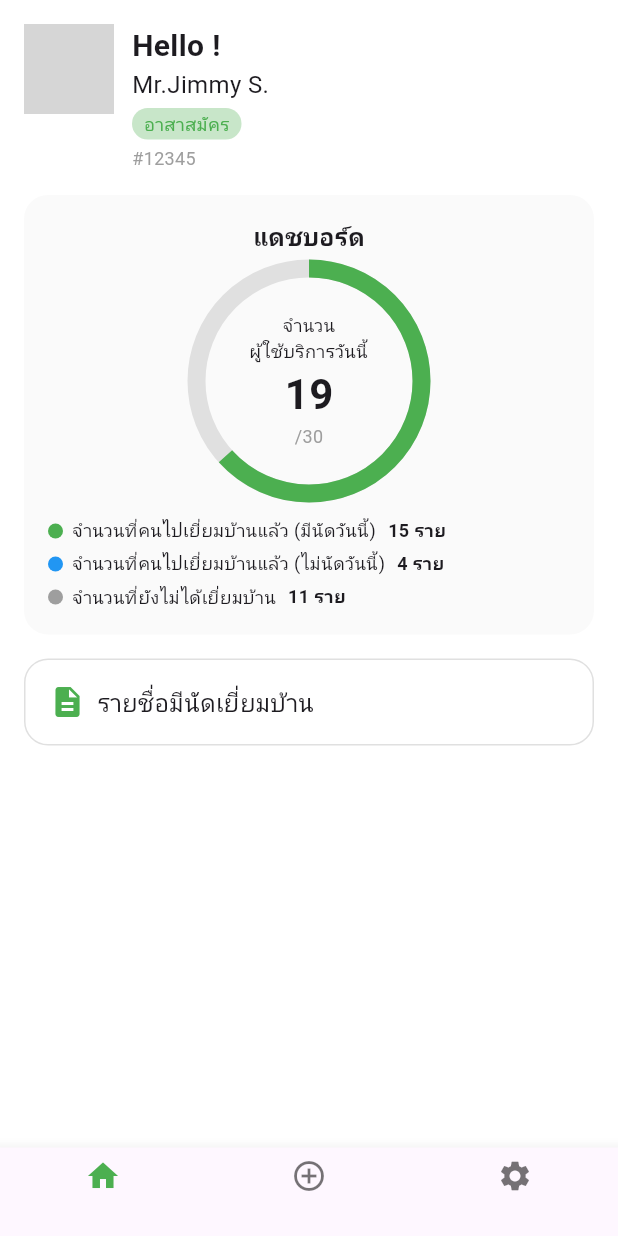
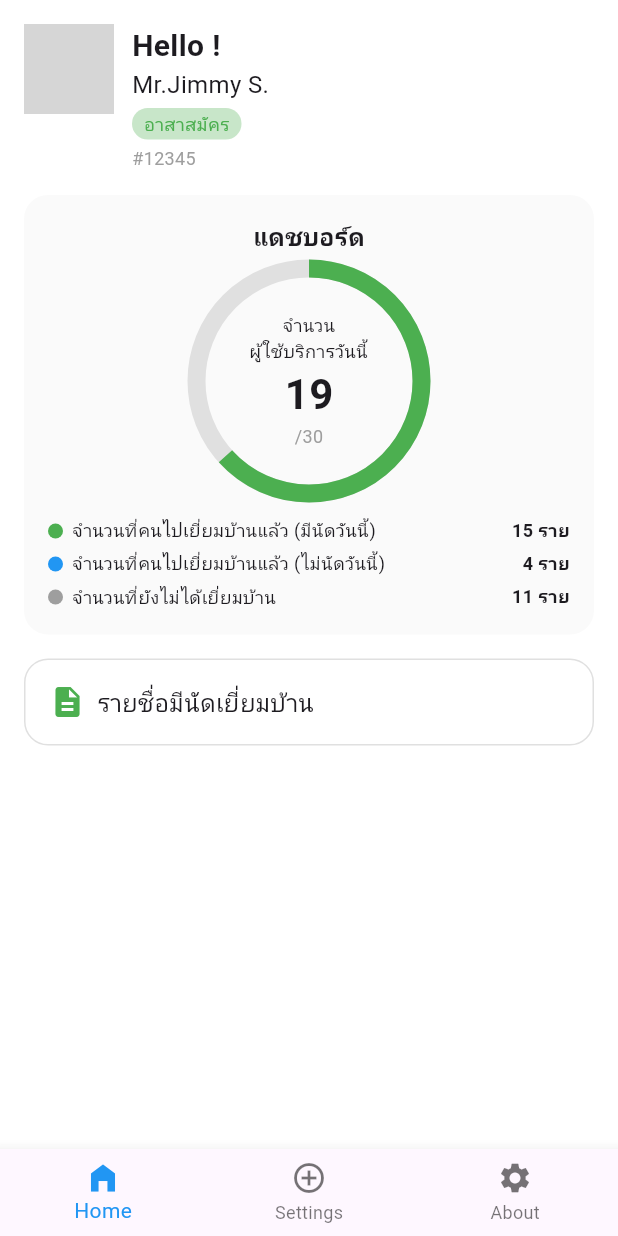
Before and after one commit to KookKookKool/smarttelemed-v4, a Flutter app: the DashboardScreen screen opened by its route, on a phone screen of 412 x 824 dp. Run offline on Flutter 3.47's test engine with Material 3 defaults, Android fonts, the phone set to English and light mode, and no system bars; grey boxes are pictures that could not be loaded.

Commit message:
Feat: manubar ,idcard_loader, profile_screen, dashboard_screen update comment loading idcard_loader

```diff
--- a/lib/core/idcard/idcard_loader.dart
+++ b/lib/core/idcard/idcard_loader.dart
@@ -46,7 +46,7 @@ class _IdCardLoaderState extends State<IdCardLoader> {
 
             // ข้อความ
             const Text(
-              'กรุณาเสียบบัตรประชาชน\nเพื่อเข้าสู่ระบบ อสม.',
+              'กำลังอ่านบัตรประชาชน',
               textAlign: TextAlign.center,
               style: TextStyle(
                 fontSize: 20,
--- a/lib/core/vhv/dashboard_screen.dart
+++ b/lib/core/vhv/dashboard_screen.dart
@@ -1,4 +1,5 @@
 import 'package:flutter/material.dart';
+import 'package:smarttelemed_v4/widget/manubar.dart';
 
 class DashboardScreen extends StatelessWidget {
   const DashboardScreen({Key? key}) : super(key: key);
@@ -7,6 +8,22 @@ class DashboardScreen extends StatelessWidget {
   Widget build(BuildContext context) {
     return Scaffold(
       backgroundColor: Colors.white,
+
+      // ✅ วาง Bottom NavigationBar ไว้ตรง property ของ Scaffold
+      bottomNavigationBar: Manubar(
+        currentIndex: 0,
+        onTap: (index) {
+          // ตัวอย่างการนำทาง
+          if (index == 0) {
+            // หน้าเดิม
+          } else if (index == 1) {
+            Navigator.pushNamed(context, '/settings');
+          } else if (index == 2) {
+            Navigator.pushNamed(context, '/about');
+          }
+        },
+      ),
+
       body: SafeArea(
         child: Column(
           children: [
@@ -16,13 +33,11 @@ class DashboardScreen extends StatelessWidget {
               child: Row(
                 crossAxisAlignment: CrossAxisAlignment.start,
                 children: [
-                  // รูปโปรไฟล์
-                  CircleAvatar(
+                  const CircleAvatar(
                     radius: 30,
                     backgroundImage: AssetImage('assets/profile.jpg'),
                   ),
                   const SizedBox(width: 12),
-                  // ข้อความ
                   Column(
                     crossAxisAlignment: CrossAxisAlignment.start,
                     children: [
@@ -82,7 +97,7 @@ class DashboardScreen extends StatelessWidget {
                           value: 19 / 30,
                           strokeWidth: 12,
                           backgroundColor: Colors.grey.shade300,
-                          valueColor: AlwaysStoppedAnimation(Colors.green),
+                          valueColor: const AlwaysStoppedAnimation(Colors.green),
                         ),
                         Center(
                           child: Column(
@@ -109,26 +124,23 @@ class DashboardScreen extends StatelessWidget {
                   ),
                   const SizedBox(height: 16),
 
-                  // รายละเอียดตัวเลข
-                  Row(
-                    mainAxisAlignment: MainAxisAlignment.spaceBetween,
-                    children: const [
-                      _LegendItem(color: Colors.green, text: "จำนวนที่คนไปเยี่ยมบ้านแล้ว (มีนัดวันนี้)", value: "15 ราย"),
-                    ],
+                  // ✅ Legend ไม่ต้องห่อ Row ชั้นนอกอีกแล้ว
+                  const _LegendItem(
+                    color: Colors.green,
+                    text: "จำนวนที่คนไปเยี่ยมบ้านแล้ว (มีนัดวันนี้)",
+                    value: "15 ราย",
                   ),
                   const SizedBox(height: 4),
-                  Row(
-                    mainAxisAlignment: MainAxisAlignment.spaceBetween,
-                    children: const [
-                      _LegendItem(color: Colors.blue, text: "จำนวนที่คนไปเยี่ยมบ้านแล้ว (ไม่นัดวันนี้)", value: "4 ราย"),
-                    ],
+                  const _LegendItem(
+                    color: Colors.blue,
+                    text: "จำนวนที่คนไปเยี่ยมบ้านแล้ว (ไม่นัดวันนี้)",
+                    value: "4 ราย",
                   ),
                   const SizedBox(height: 4),
-                  Row(
-                    mainAxisAlignment: MainAxisAlignment.spaceBetween,
-                    children: const [
-                      _LegendItem(color: Colors.grey, text: "จำนวนที่ยังไม่ได้เยี่ยมบ้าน", value: "11 ราย"),
-                    ],
+                  const _LegendItem(
+                    color: Colors.grey,
+                    text: "จำนวนที่ยังไม่ได้เยี่ยมบ้าน",
+                    value: "11 ราย",
                   ),
                 ],
               ),
@@ -137,7 +149,9 @@ class DashboardScreen extends StatelessWidget {
             const SizedBox(height: 16),
 
             // ปุ่ม รายชื่อ
-            Container(
+            GestureDetector(
+              onTap: () => Navigator.pushNamed(context, '/profile'),
+              child: Container(
                 margin: const EdgeInsets.symmetric(horizontal: 16),
                 padding: const EdgeInsets.all(16),
                 decoration: BoxDecoration(
@@ -155,28 +169,9 @@ class DashboardScreen extends StatelessWidget {
                   ],
                 ),
               ),
+            ),
 
-            const Spacer(),
-
-            // Bottom Navigation
-            BottomNavigationBar(
-              currentIndex: 0,
-              selectedItemColor: Colors.green,
-              items: const [
-                BottomNavigationBarItem(
-                  icon: Icon(Icons.home),
-                  label: '',
-                ),
-                BottomNavigationBarItem(
-                  icon: Icon(Icons.add_circle_outline),
-                  label: '',
-                ),
-                BottomNavigationBarItem(
-                  icon: Icon(Icons.settings),
-                  label: '',
-                ),
-              ],
-            ),
+            const SizedBox(height: 12),
           ],
         ),
       ),
@@ -184,7 +179,7 @@ class DashboardScreen extends StatelessWidget {
   }
 }
 
-// Widget สำหรับแสดง legend
+// ✅ Legend ใหม่ จัด layout ให้ชิดซ้าย-ขวาและกันข้อความล้น
 class _LegendItem extends StatelessWidget {
   final Color color;
   final String text;
@@ -200,6 +195,11 @@ class _LegendItem extends StatelessWidget {
   @override
   Widget build(BuildContext context) {
     return Row(
+      mainAxisAlignment: MainAxisAlignment.spaceBetween,
+      children: [
+        // จุด + ข้อความ (ห่อด้วย Expanded กันล้น)
+        Expanded(
+          child: Row(
             children: [
               Container(
                 width: 10,
@@ -207,9 +207,21 @@ class _LegendItem extends StatelessWidget {
                 decoration: BoxDecoration(color: color, shape: BoxShape.circle),
               ),
               const SizedBox(width: 6),
-        Text(text, style: const TextStyle(fontSize: 12)),
+              Expanded(
+                child: Text(
+                  text,
+                  style: const TextStyle(fontSize: 12),
+                  overflow: TextOverflow.ellipsis,
+                ),
+              ),
+            ],
+          ),
+        ),
         const SizedBox(width: 8),
-        Text(value, style: const TextStyle(fontSize: 12, fontWeight: FontWeight.bold)),
+        Text(
+          value,
+          style: const TextStyle(fontSize: 12, fontWeight: FontWeight.bold),
+        ),
       ],
     );
   }
--- a/lib/main.dart
+++ b/lib/main.dart
@@ -10,6 +10,7 @@ import 'package:smarttelemed_v4/core/idcard/idcard_loginscreen.dart';
 import 'package:smarttelemed_v4/core/idcard/idcard_insertscreen.dart';
 import 'package:smarttelemed_v4/core/idcard/idcard_loader.dart';
 import 'package:smarttelemed_v4/core/vhv/dashboard_screen.dart';
+import 'package:smarttelemed_v4/core/vhv/profile_screen.dart';
 
 void main() {
   runApp(const MyApp());
@@ -37,6 +38,7 @@ class MyApp extends StatelessWidget {
         '/idcardinsert': (context) => const IdCardInsertScreen(),
         '/idcardloader': (context) => const IdCardLoader(),
         '/dashboard': (context) => const DashboardScreen(),
+        '/profile': (context) => const ProfileScreen(),
         // เพิ่ม routes อื่นๆ ตามต้องการ
       },
     );
--- /dev/null
+++ b/lib/widget/manubar.dart
@@ -0,0 +1,28 @@
+// lib/widget/manubar.dart
+import 'package:flutter/material.dart';
+
+class Manubar extends StatelessWidget {
+  final int currentIndex;
+  final ValueChanged<int> onTap;
+
+  const Manubar({
+    Key? key,
+    required this.currentIndex,
+    required this.onTap,
+  }) : super(key: key);
+
+  @override
+  Widget build(BuildContext context) {
+    return BottomNavigationBar(
+      type: BottomNavigationBarType.fixed,
+      items: const [
+        BottomNavigationBarItem(icon: Icon(Icons.home_filled), label: 'Home'),
+        BottomNavigationBarItem(icon: Icon(Icons.add_circle_outline), label: 'Settings'),
+        BottomNavigationBarItem(icon: Icon(Icons.settings), label: 'About'),
+      ],
+      currentIndex: currentIndex,
+      selectedItemColor: Colors.blue,
+      onTap: onTap,
+    );
+  }
+}
```
Also changed, not shown: lib/core/vhv/profile_screen.dart (added, +175 -0 lines). Lines whose indentation alone changed are shown as unchanged.
